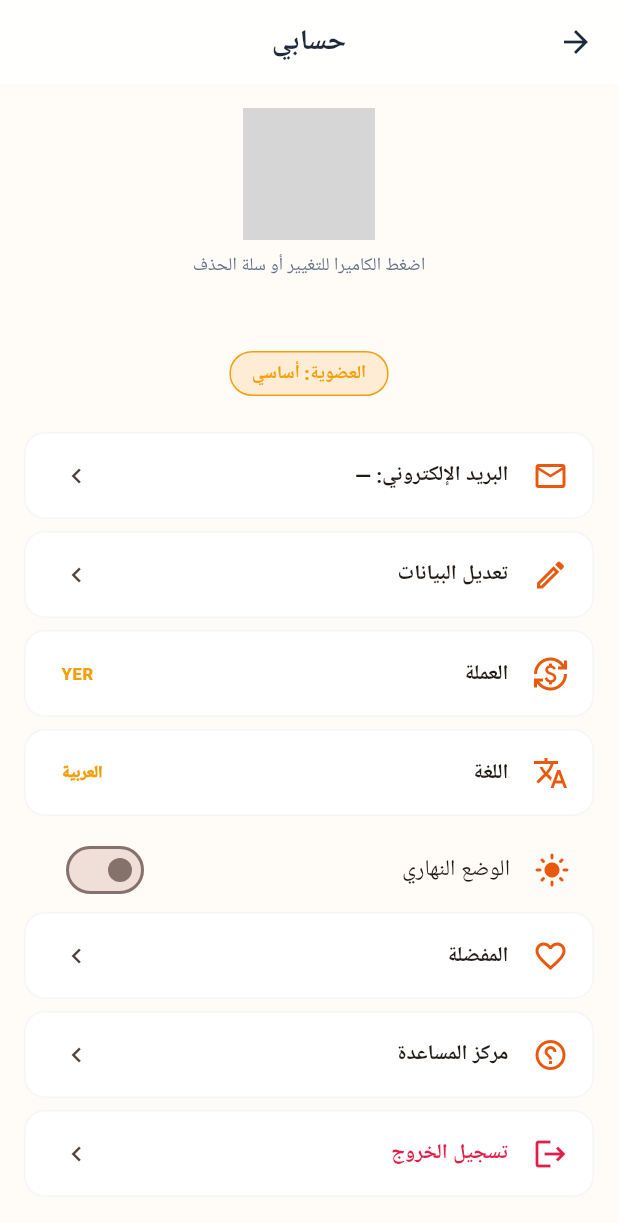
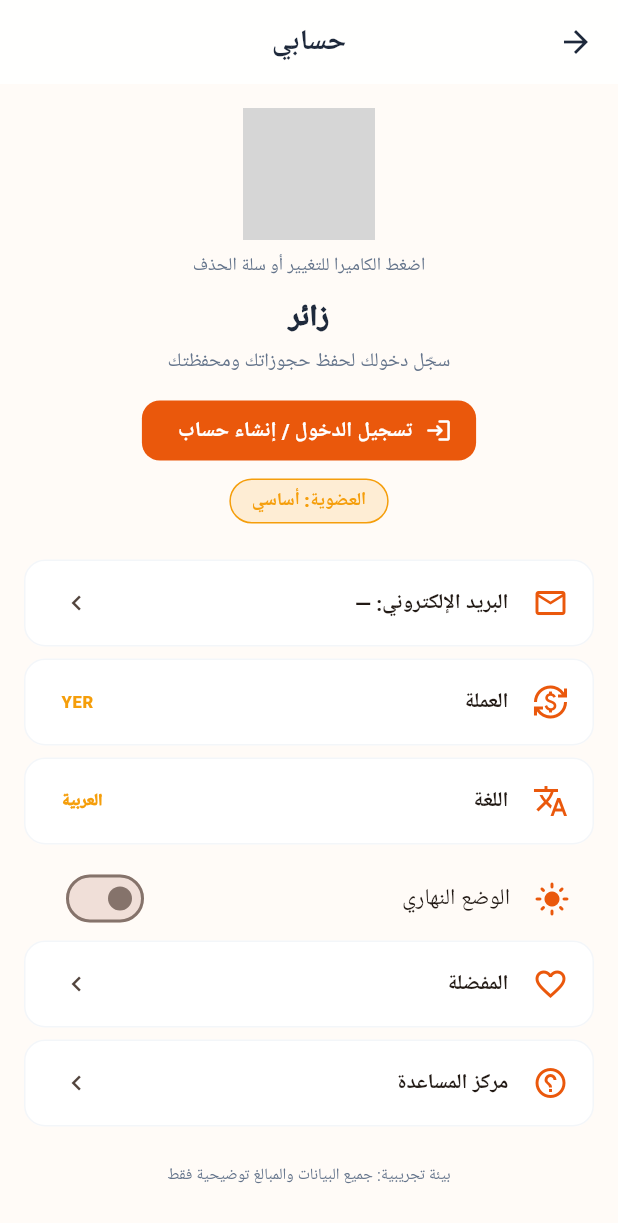
Before and after one commit to khlilsh2017-creator/travixo, a Flutter app: the ProfileTab screen opened directly, on a phone screen of 412 x 824 dp. Shown: the top 1223 px of the screen. Run offline on Flutter 3.47's test engine with Material 3 defaults, Android fonts, the phone set to English and light mode, and no system bars; our stand-ins replace flutter_map, image_picker, latlong2, qr_flutter, shared_preferences, supabase_flutter; accounts and stored records are empty; network calls fail; grey boxes are pictures that could not be loaded.

Commit message:
Add files via upload

```diff
--- a/lib/screens/auth_screens.dart
+++ b/lib/screens/auth_screens.dart
@@ -16,6 +16,9 @@ class UserTypeScreen extends StatelessWidget {
   Widget build(BuildContext context) {
     final l = context.l;
     return Scaffold(
+      appBar: Navigator.of(context).canPop()
+          ? AppBar(backgroundColor: Colors.transparent, elevation: 0)
+          : null,
       body: SafeArea(
         child: Padding(
           padding: const EdgeInsets.all(24),
--- a/lib/screens/onboarding_screen.dart
+++ b/lib/screens/onboarding_screen.dart
@@ -3,7 +3,6 @@ import 'package:provider/provider.dart';
 import '../l10n/app_localizations.dart';
 import '../state/app_state.dart';
 import '../theme/app_theme.dart';
-import 'auth_screens.dart';
 import 'main_shell.dart';
 
 class OnboardingScreen extends StatefulWidget {
@@ -24,7 +23,7 @@ class _OnboardingScreenState extends State<OnboardingScreen> {
     } else {
       context.read<AppState>().markOnboardingSeen();
       Navigator.of(context).pushAndRemoveUntil(
-          MaterialPageRoute(builder: (_) => context.read<AppState>().user != null ? const MainShell() : const UserTypeScreen()), (r) => false);
+          MaterialPageRoute(builder: (_) => const MainShell()), (r) => false);
     }
   }
 
@@ -113,7 +112,7 @@ class _OnboardingScreenState extends State<OnboardingScreen> {
                       Navigator.of(context)
                           .pushAndRemoveUntil(
                               MaterialPageRoute(
-                                  builder: (_) => context.read<AppState>().user != null ? const MainShell() : const UserTypeScreen()),
+                                  builder: (_) => const MainShell()),
                               (r) => false);
                     },
                     child: Text(l.t('skip'))),
--- a/lib/screens/wallet_profile.dart
+++ b/lib/screens/wallet_profile.dart
@@ -217,12 +217,38 @@ class ProfileTab extends StatelessWidget {
               // الصورة الشخصية — قابلة للتغيير والحذف
               const AvatarPicker(radius: 44),
               const SizedBox(height: 12),
-              Text(user?.fullName ?? '',
+              Text(
+                  user?.fullName ?? (l.isArabic ? 'زائر' : 'Guest'),
                   style: const TextStyle(
                       fontSize: 20, fontWeight: FontWeight.w900)),
               if (user != null)
                 Text('${user.age} ${l.t('years')}',
-                    style: TextStyle(color: Theme.of(context).hintColor)),
+                    style: TextStyle(color: Theme.of(context).hintColor))
+              else ...[
+                const SizedBox(height: 6),
+                Text(
+                  l.isArabic
+                      ? 'سجّل دخولك لحفظ حجوزاتك ومحفظتك'
+                      : 'Sign in to save your bookings & wallet',
+                  style: TextStyle(
+                      fontSize: 13, color: Theme.of(context).hintColor),
+                ),
+                const SizedBox(height: 12),
+                FilledButton.icon(
+                  onPressed: () {
+                    Haptics.light();
+                    Navigator.push(
+                      context,
+                      MaterialPageRoute(
+                          builder: (_) => const UserTypeScreen()),
+                    );
+                  },
+                  icon: const Icon(Icons.login_rounded, size: 18),
+                  label: Text(l.isArabic
+                      ? 'تسجيل الدخول / إنشاء حساب'
+                      : 'Sign In / Create Account'),
+                ),
+              ],
               const SizedBox(height: 8),
               // شارة العضوية
               Container(
@@ -253,6 +279,7 @@ class ProfileTab extends StatelessWidget {
           _item(context, Icons.mail_outline,
               '${l.t('email')}: ${user?.email ?? user?.phone ?? '—'}', null),
           // تعديل البيانات الشخصية — الاسم والبريد والرقم
+          if (user != null)
             _item(context, Icons.edit_outlined, l.t('editData'), () {
               Haptics.light();
               Navigator.push(
@@ -292,10 +319,10 @@ class ProfileTab extends StatelessWidget {
               MaterialPageRoute(builder: (_) => const SupportScreen()),
             );
           }),
+          if (user != null)
             _item(context, Icons.logout, l.t('logout'), () {
               _logout(context);
-          },
-              danger: true),
+            }, danger: true),
           const SizedBox(height: 16),
           Text(l.t('demoNote'),
               textAlign: TextAlign.center,
```
Also changed, not shown: lib/screens/booking_screens.dart (+31 -1 lines), lib/screens/splash_screen.dart (+3 -6 lines). Lines whose indentation alone changed are shown as unchanged.
